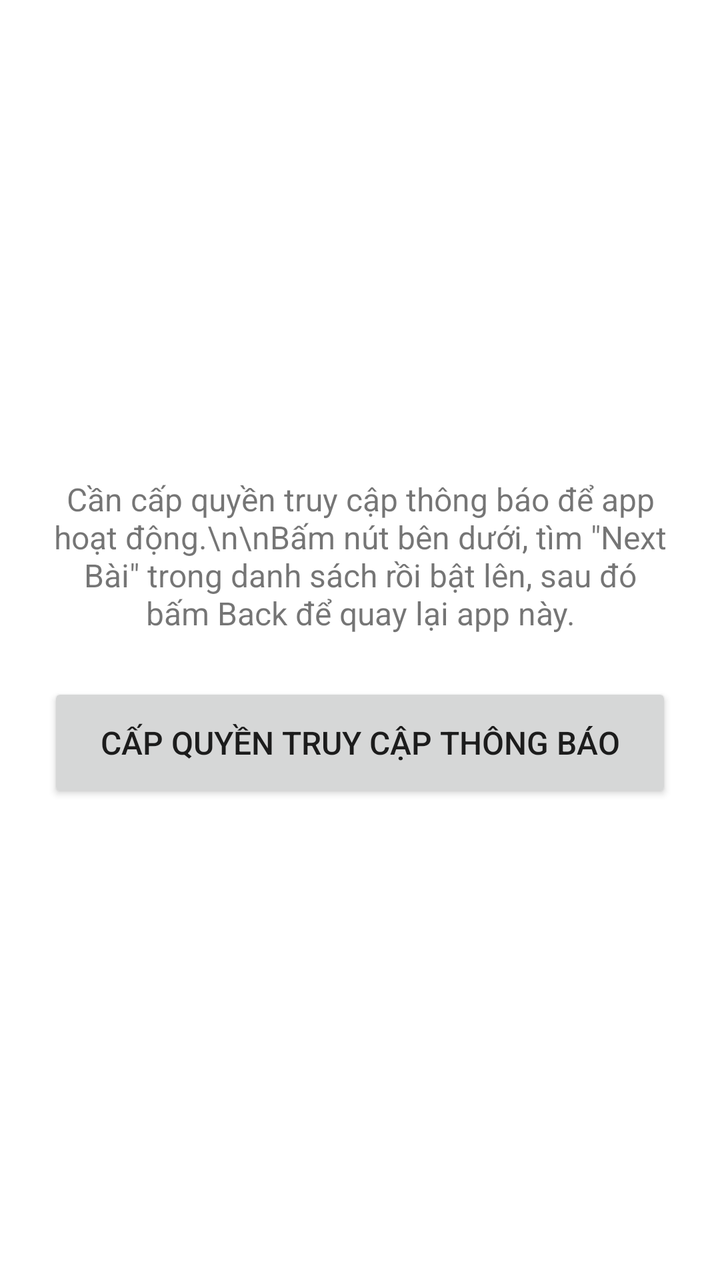
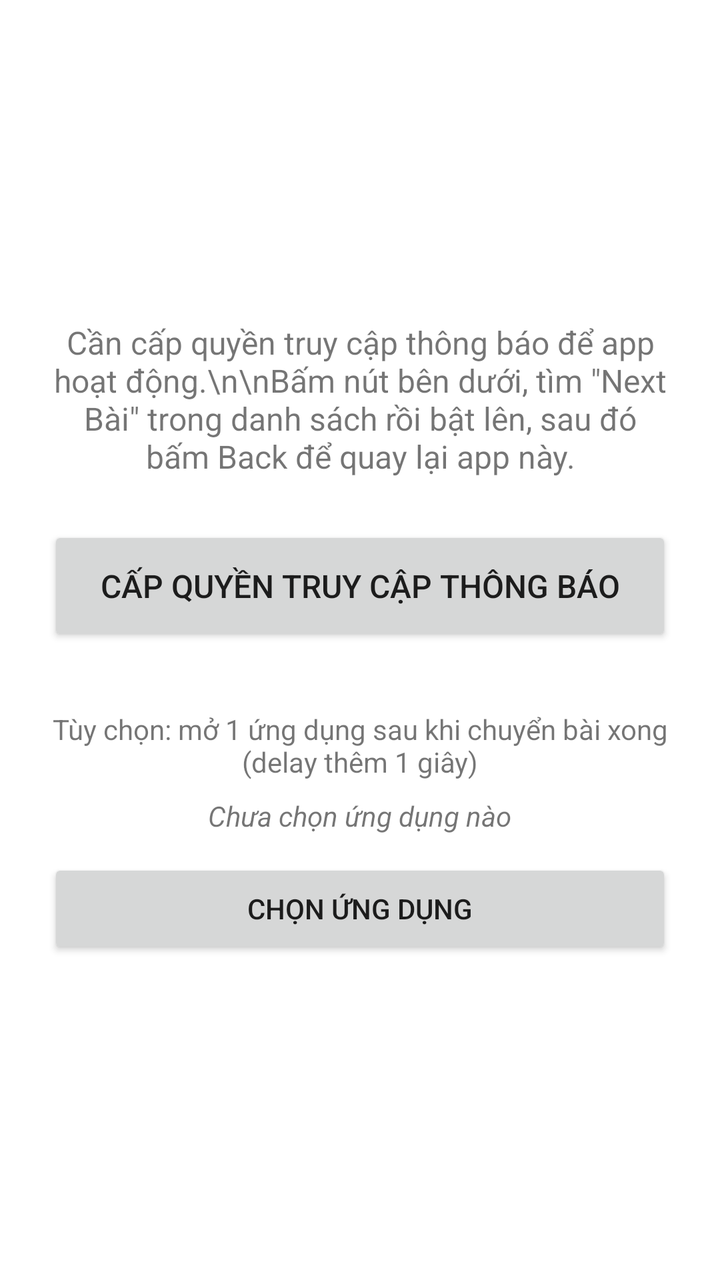

The first picture is an Android layout as it rendered before a commit; the second is the same layout after the commit. The layout source and the unified diff follow.
<!-- AndroidManifest.xml: application theme Theme.SeekBack.Transparent -->
<!-- res/layout/activity_main.xml -->
<?xml version="1.0" encoding="utf-8"?>
<LinearLayout xmlns:android="http://schemas.android.com/apk/res/android"
    android:layout_width="match_parent"
    android:layout_height="match_parent"
    android:orientation="vertical"
    android:gravity="center"
    android:padding="24dp"
    android:background="#FFFFFF">

    <TextView
        android:layout_width="wrap_content"
        android:layout_height="wrap_content"
        android:text="Cần cấp quyền truy cập thông báo để app hoạt động.\n\nBấm nút bên dưới, tìm &quot;Next Bài&quot; trong danh sách rồi bật lên, sau đó bấm Back để quay lại app này."
        android:textSize="16sp"
        android:gravity="center"
        android:layout_marginBottom="24dp" />

    <Button
        android:id="@+id/btnGrantPermission"
        android:layout_width="match_parent"
        android:layout_height="60dp"
        android:text="CẤP QUYỀN TRUY CẬP THÔNG BÁO"
        android:textSize="16sp" />

</LinearLayout>
<!-- resources referenced by this layout -->
<resources>
  <style name="Theme.SeekBack.Transparent" parent="Theme.MaterialComponents.DayNight.NoActionBar">
          <item name="android:windowIsTranslucent">true</item>
          <item name="android:windowBackground">@android:color/transparent</item>
          <item name="android:windowNoTitle">true</item>
          <item name="android:windowAnimationStyle">@null</item>
          <item name="android:windowContentOverlay">@null</item>
          <item name="colorPrimary">@color/purple_500</item>
          <item name="colorPrimaryDark">@color/purple_700</item>
          <item name="colorAccent">@color/teal_200</item>
      </style>
  <color name="purple_500">#6200EE</color>
  <color name="purple_700">#3700B3</color>
  <color name="teal_200">#03DAC5</color>
</resources>

<!-- the commit's change to res/layout/activity_main.xml (unified diff, before → after) -->
@@ -20,6 +20,32 @@
         android:layout_width="match_parent"
         android:layout_height="60dp"
         android:text="CẤP QUYỀN TRUY CẬP THÔNG BÁO"
-        android:textSize="16sp" />
+        android:textSize="16sp"
+        android:layout_marginBottom="32dp" />
+
+    <TextView
+        android:layout_width="wrap_content"
+        android:layout_height="wrap_content"
+        android:text="Tùy chọn: mở 1 ứng dụng sau khi chuyển bài xong (delay thêm 1 giây)"
+        android:textSize="14sp"
+        android:gravity="center"
+        android:layout_marginBottom="8dp" />
+
+    <TextView
+        android:id="@+id/tvSelectedApp"
+        android:layout_width="wrap_content"
+        android:layout_height="wrap_content"
+        android:text="Chưa chọn ứng dụng nào"
+        android:textStyle="italic"
+        android:textSize="14sp"
+        android:gravity="center"
+        android:layout_marginBottom="12dp" />
+
+    <Button
+        android:id="@+id/btnChooseApp"
+        android:layout_width="match_parent"
+        android:layout_height="50dp"
+        android:text="CHỌN ỨNG DỤNG"
+        android:textSize="14sp" />
 
 </LinearLayout>
